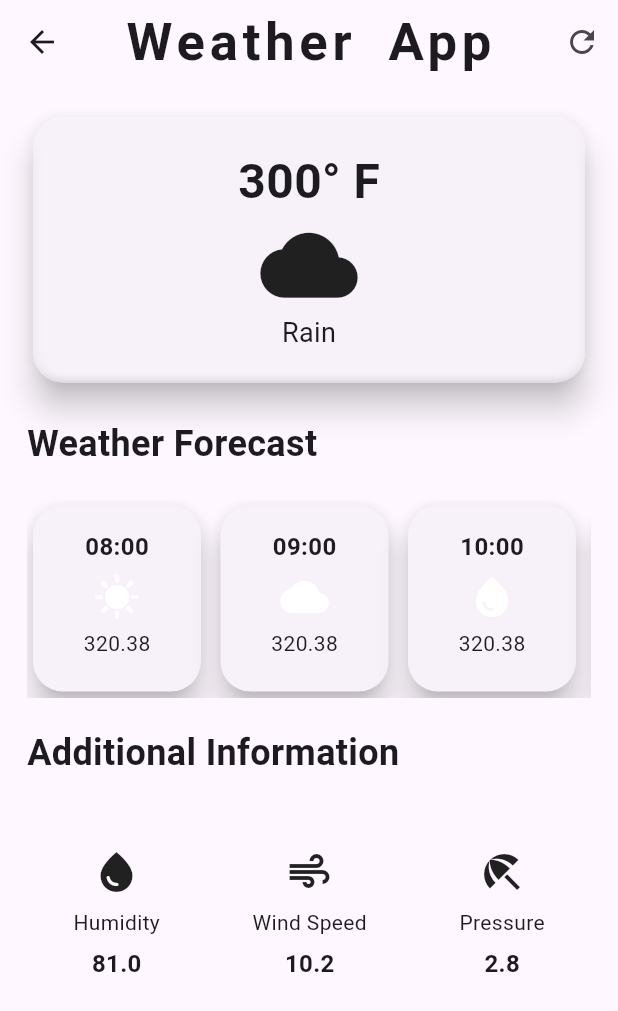
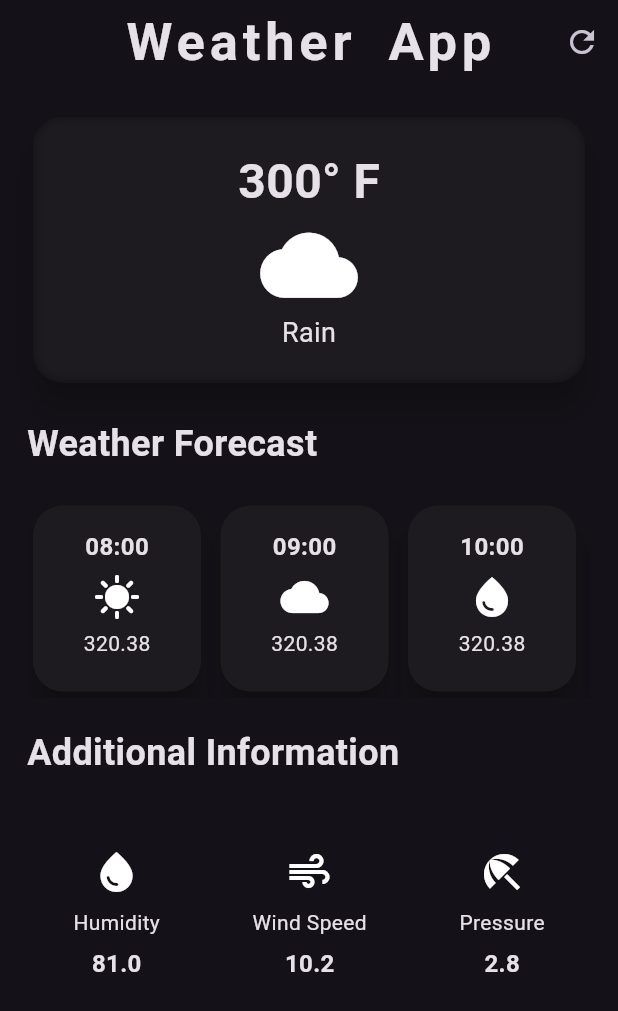
Before and after one commit to 39laxmann/Weather_App, a Flutter app: the WeatherScreen screen opened directly, on a phone screen of 412 x 824 dp. Shown: the top 1011 px of the screen. Run offline on Flutter 3.47's test engine with Material 3 defaults, Android fonts, the phone set to English and light mode, and no system bars.

Commit message:
barely updated

```diff
--- a/lib/main.dart
+++ b/lib/main.dart
@@ -1,18 +1,22 @@
 import 'package:flutter/material.dart';
-import 'package:weather_app/weather_app_materialapp.dart';
+import 'weather_screen.dart';
 
 void main(){
-  runApp(MyApp());
+  runApp(MyWeatherApp());
 
 }
 
 
-class MyApp extends StatelessWidget{
-  const MyApp({super.key});
+class MyWeatherApp extends StatelessWidget{
+  // const MyWeatherApp({Key? key}): super(key: key);
+  const MyWeatherApp({super.key});
+
   @override
   Widget build(BuildContext context){
     return MaterialApp(
-      home: MyWeatherApp(),
+
+      theme: ThemeData.dark(useMaterial3: true).copyWith(),
+      home: WeatherScreen()
 
 
     );
```
